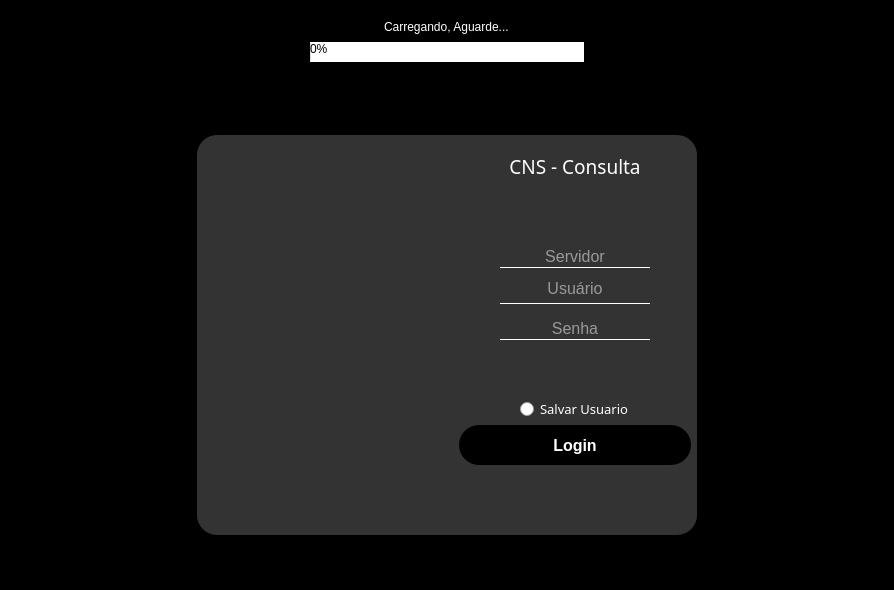
First picture: the form in src/login.ui, repository foxtec198/CNS, before the edit.
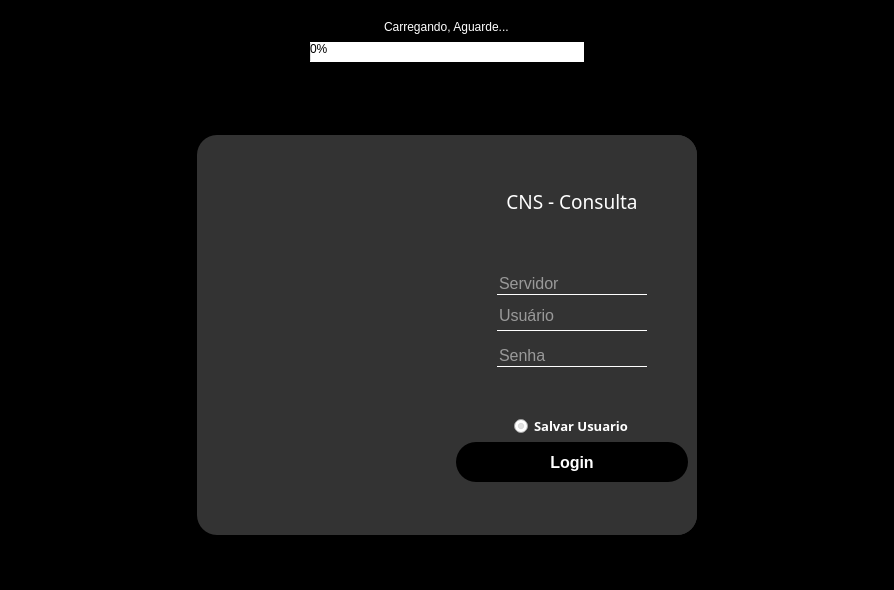
Second picture: the form after the edit. Icons and pictures are not drawn.

```diff
--- a/src/login.ui
+++ b/src/login.ui
@@ -29,7 +29,7 @@
    <property name="styleSheet">
     <string notr="true"/>
    </property>
-   <layout class="QVBoxLayout" name="verticalLayout">
+   <layout class="QHBoxLayout" name="horizontalLayout_4">
     <property name="spacing">
      <number>0</number>
     </property>
@@ -210,6 +210,21 @@
              <enum>QFrame::Raised</enum>
             </property>
             <layout class="QHBoxLayout" name="horizontalLayout_2">
+             <property name="spacing">
+              <number>0</number>
+             </property>
+             <property name="leftMargin">
+              <number>0</number>
+             </property>
+             <property name="topMargin">
+              <number>0</number>
+             </property>
+             <property name="rightMargin">
+              <number>0</number>
+             </property>
+             <property name="bottomMargin">
+              <number>0</number>
+             </property>
              <item alignment="Qt::AlignHCenter|Qt::AlignVCenter">
               <widget class="QFrame" name="frame_2">
                <property name="frameShape">
@@ -267,7 +282,20 @@
                <property name="frameShadow">
                 <enum>QFrame::Raised</enum>
                </property>
-               <layout class="QVBoxLayout" name="verticalLayout_3">
+               <layout class="QVBoxLayout" name="verticalLayout">
+                <item>
+                 <spacer name="verticalSpacer_3">
+                  <property name="orientation">
+                   <enum>Qt::Vertical</enum>
+                  </property>
+                  <property name="sizeHint" stdset="0">
+                   <size>
+                    <width>20</width>
+                    <height>40</height>
+                   </size>
+                  </property>
+                 </spacer>
+                </item>
                 <item>
                  <widget class="QLabel" name="titulo">
                   <property name="font">
@@ -299,7 +327,7 @@
                  </widget>
                 </item>
                 <item>
-                 <spacer name="verticalSpacer_3">
+                 <spacer name="verticalSpacer_2">
                   <property name="orientation">
                    <enum>Qt::Vertical</enum>
                   </property>
@@ -322,7 +350,7 @@
                   <property name="maximumSize">
                    <size>
                     <width>150</width>
-                    <height>40</height>
+                    <height>16777215</height>
                    </size>
                   </property>
                   <property name="font">
@@ -352,7 +380,7 @@
                    <number>0</number>
                   </property>
                   <property name="alignment">
-                   <set>Qt::AlignBottom|Qt::AlignHCenter</set>
+                   <set>Qt::AlignBottom|Qt::AlignLeading|Qt::AlignLeft</set>
                   </property>
                   <property name="dragEnabled">
                    <bool>true</bool>
@@ -409,7 +437,7 @@
                    <number>0</number>
                   </property>
                   <property name="alignment">
-                   <set>Qt::AlignCenter</set>
+                   <set>Qt::AlignLeading|Qt::AlignLeft|Qt::AlignVCenter</set>
                   </property>
                   <property name="dragEnabled">
                    <bool>true</bool>
@@ -466,7 +494,7 @@
                    <number>0</number>
                   </property>
                   <property name="alignment">
-                   <set>Qt::AlignBottom|Qt::AlignHCenter</set>
+                   <set>Qt::AlignBottom|Qt::AlignLeading|Qt::AlignLeft</set>
                   </property>
                   <property name="dragEnabled">
                    <bool>true</bool>
@@ -503,13 +531,19 @@
                     <height>20</height>
                    </size>
                   </property>
+                  <property name="maximumSize">
+                   <size>
+                    <width>16777215</width>
+                    <height>16777215</height>
+                   </size>
+                  </property>
                   <property name="font">
                    <font>
                     <family>MS Gothic</family>
                     <pointsize>10</pointsize>
-                    <weight>50</weight>
+                    <weight>75</weight>
                     <italic>false</italic>
-                    <bold>false</bold>
+                    <bold>true</bold>
                     <strikeout>false</strikeout>
                     <kerning>true</kerning>
                    </font>
@@ -517,17 +551,42 @@
                   <property name="contextMenuPolicy">
                    <enum>Qt::DefaultContextMenu</enum>
                   </property>
+                  <property name="toolTip">
+                   <string>Para excluir usuario salvo, faça login com ele desmarcado!</string>
+                  </property>
+                  <property name="layoutDirection">
+                   <enum>Qt::LeftToRight</enum>
+                  </property>
+                  <property name="autoFillBackground">
+                   <bool>false</bool>
+                  </property>
                   <property name="styleSheet">
-                   <string notr="true">color: white;
+                   <string notr="true">justify-content: center;
+justify-items: center;
+text-align: center;
+align: center;
+color: white;
 border: 0;
 </string>
                   </property>
                   <property name="text">
                    <string>Salvar Usuario</string>
                   </property>
+                  <property name="iconSize">
+                   <size>
+                    <width>23</width>
+                    <height>16</height>
+                   </size>
+                  </property>
                   <property name="shortcut">
                    <string>Ctrl+S</string>
                   </property>
+                  <property name="checkable">
+                   <bool>true</bool>
+                  </property>
+                  <property name="checked">
+                   <bool>true</bool>
+                  </property>
                  </widget>
                 </item>
                 <item>
@@ -572,7 +631,7 @@
                  </widget>
                 </item>
                 <item>
-                 <spacer name="verticalSpacer_2">
+                 <spacer name="verticalSpacer_4">
                   <property name="orientation">
                    <enum>Qt::Vertical</enum>
                   </property>
```
Left out of the diff: 4 changed lines with no effect on the pictures.
